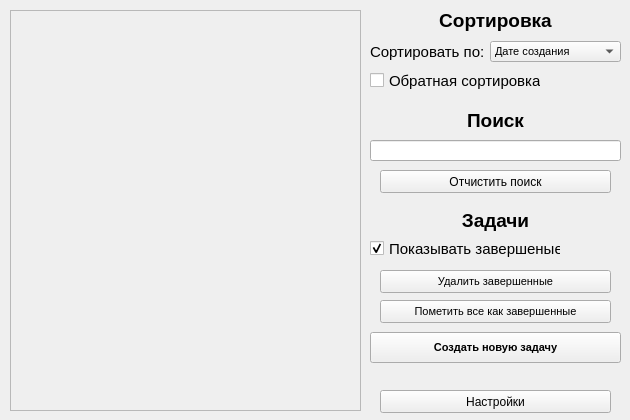
Before: the Qt Designer form ui/MainWindow.ui in itKillerWhale/day_planner, drawn with Qt 5.
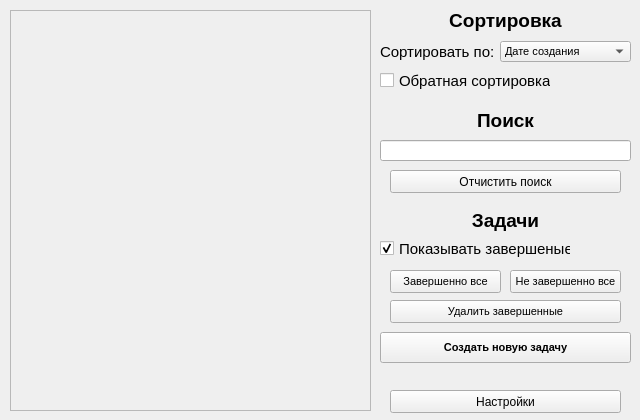
After: the same form once the commit is applied.

The edit to the form file:
```diff
--- a/ui/MainWindow.ui
+++ b/ui/MainWindow.ui
@@ -6,19 +6,19 @@
    <rect>
     <x>0</x>
     <y>0</y>
-    <width>630</width>
+    <width>640</width>
     <height>420</height>
    </rect>
   </property>
   <property name="minimumSize">
    <size>
-    <width>630</width>
+    <width>640</width>
     <height>420</height>
    </size>
   </property>
   <property name="maximumSize">
    <size>
-    <width>630</width>
+    <width>700</width>
     <height>420</height>
    </size>
   </property>
@@ -34,7 +34,7 @@
      <rect>
       <x>10</x>
       <y>10</y>
-      <width>351</width>
+      <width>361</width>
       <height>401</height>
      </rect>
     </property>
@@ -52,7 +52,7 @@
       <rect>
        <x>0</x>
        <y>0</y>
-       <width>349</width>
+       <width>359</width>
        <height>399</height>
       </rect>
      </property>
@@ -61,7 +61,7 @@
    <widget class="QComboBox" name="comboBox_sort">
     <property name="geometry">
      <rect>
-      <x>490</x>
+      <x>500</x>
       <y>41</y>
       <width>131</width>
       <height>21</height>
@@ -94,7 +94,7 @@
    <widget class="QCheckBox" name="cb_reverse_sort">
     <property name="geometry">
      <rect>
-      <x>370</x>
+      <x>380</x>
       <y>70</y>
       <width>171</width>
       <height>21</height>
@@ -112,7 +112,7 @@
    <widget class="QLabel" name="label_sort_2">
     <property name="geometry">
      <rect>
-      <x>370</x>
+      <x>380</x>
       <y>40</y>
       <width>121</width>
       <height>21</height>
@@ -133,7 +133,7 @@
    <widget class="QLabel" name="label_sort">
     <property name="geometry">
      <rect>
-      <x>370</x>
+      <x>380</x>
       <y>10</y>
       <width>251</width>
       <height>21</height>
@@ -156,7 +156,7 @@
    <widget class="QLabel" name="label_find">
     <property name="geometry">
      <rect>
-      <x>370</x>
+      <x>380</x>
       <y>110</y>
       <width>251</width>
       <height>21</height>
@@ -179,7 +179,7 @@
    <widget class="QLineEdit" name="lineEdit_find">
     <property name="geometry">
      <rect>
-      <x>370</x>
+      <x>380</x>
       <y>140</y>
       <width>251</width>
       <height>21</height>
@@ -197,7 +197,7 @@
    <widget class="QPushButton" name="btn_clear_find">
     <property name="geometry">
      <rect>
-      <x>380</x>
+      <x>390</x>
       <y>170</y>
       <width>231</width>
       <height>23</height>
@@ -210,7 +210,7 @@
    <widget class="QLabel" name="label_tasks">
     <property name="geometry">
      <rect>
-      <x>370</x>
+      <x>380</x>
       <y>210</y>
       <width>251</width>
       <height>21</height>
@@ -233,7 +233,7 @@
    <widget class="QCheckBox" name="cb_show_completed_task">
     <property name="geometry">
      <rect>
-      <x>370</x>
+      <x>380</x>
       <y>240</y>
       <width>191</width>
       <height>17</height>
@@ -254,8 +254,8 @@
    <widget class="QPushButton" name="btn_del_all_completed_task">
     <property name="geometry">
      <rect>
-      <x>380</x>
-      <y>270</y>
+      <x>390</x>
+      <y>300</y>
       <width>231</width>
       <height>23</height>
      </rect>
@@ -272,9 +272,9 @@
    <widget class="QPushButton" name="btn_do_all_completed_task">
     <property name="geometry">
      <rect>
-      <x>380</x>
-      <y>300</y>
-      <width>231</width>
+      <x>390</x>
+      <y>270</y>
+      <width>111</width>
       <height>23</height>
      </rect>
     </property>
@@ -284,13 +284,13 @@
      </font>
     </property>
     <property name="text">
-     <string>Пометить все как завершенные</string>
+     <string>Завершенно все</string>
     </property>
    </widget>
    <widget class="QPushButton" name="btn_new_task">
     <property name="geometry">
      <rect>
-      <x>370</x>
+      <x>380</x>
       <y>332</y>
       <width>251</width>
       <height>31</height>
@@ -310,7 +310,7 @@
    <widget class="QPushButton" name="btn_settings">
     <property name="geometry">
      <rect>
-      <x>380</x>
+      <x>390</x>
       <y>390</y>
       <width>231</width>
       <height>23</height>
@@ -320,6 +320,24 @@
      <string>Настройки</string>
     </property>
    </widget>
+   <widget class="QPushButton" name="btn_do_all_not_completed_task">
+    <property name="geometry">
+     <rect>
+      <x>510</x>
+      <y>270</y>
+      <width>111</width>
+      <height>23</height>
+     </rect>
+    </property>
+    <property name="font">
+     <font>
+      <pointsize>8</pointsize>
+     </font>
+    </property>
+    <property name="text">
+     <string>Не завершенно все</string>
+    </property>
+   </widget>
   </widget>
  </widget>
  <resources/>
```
